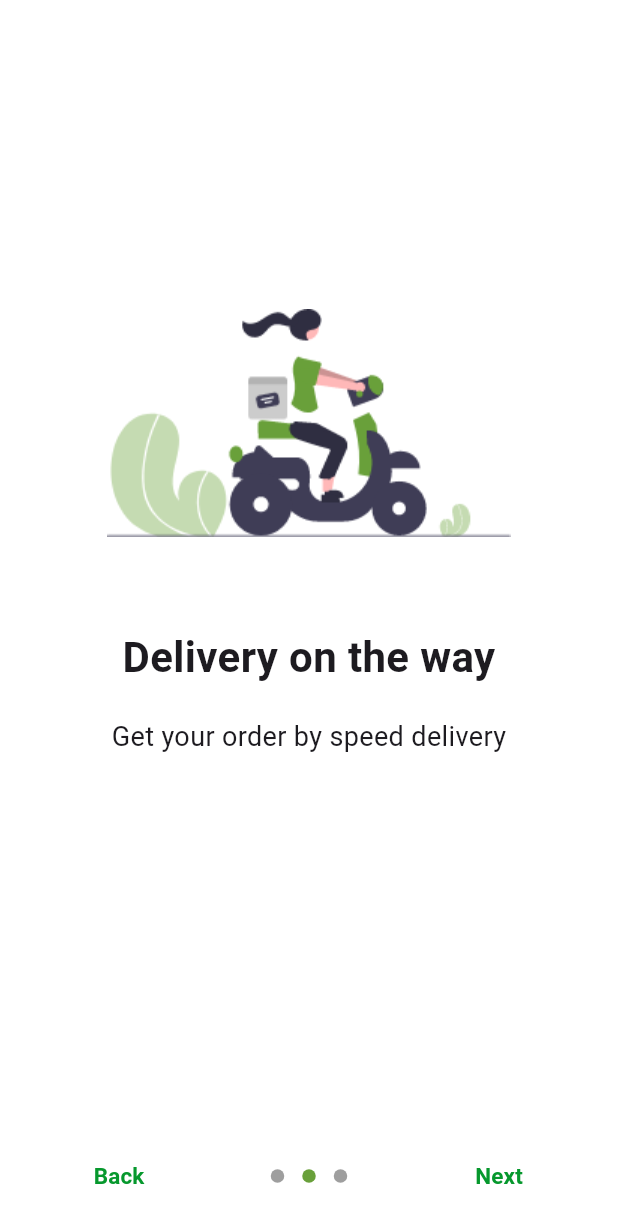
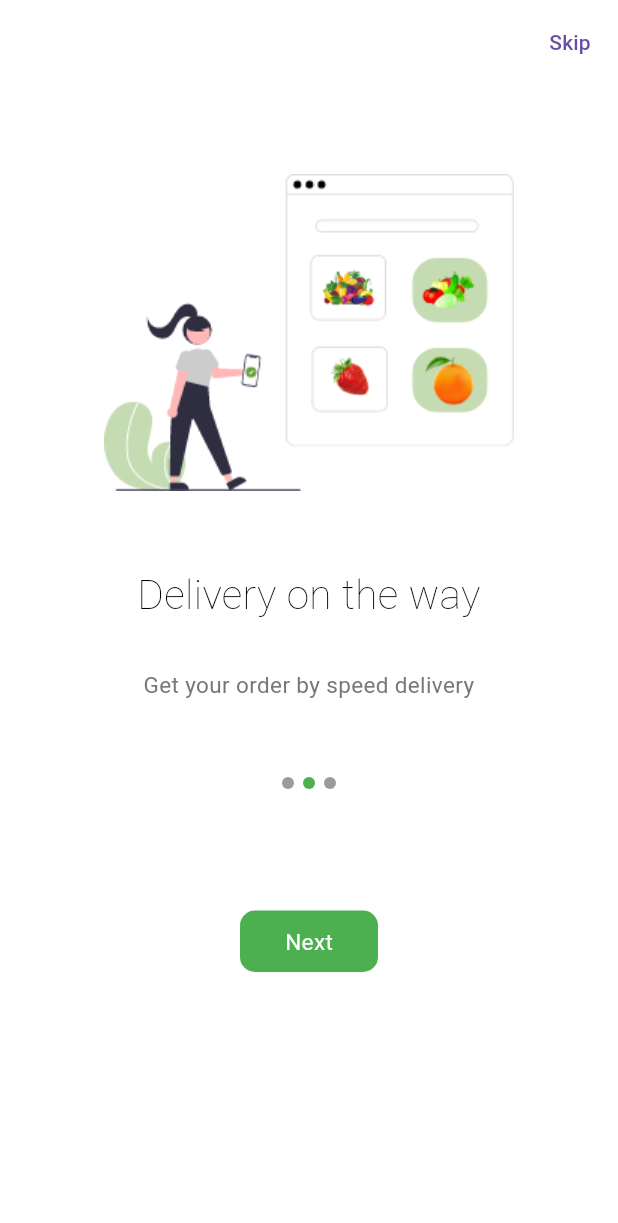
Before and after one commit to xuanlocgs2000/fruit_app_ui, a Flutter app: the screen it shows after launch, after a tap on "Next", on a phone screen of 412 x 824 dp. Shown: the top 1223 px of the screen. Run offline on Flutter 3.47's test engine with Material 3 defaults, Android fonts, the phone set to English and light mode, and no system bars; drawn by our look-alikes of introduction_screen; missing offline and left inert: dart:html; Roboto replaces fonts that are missing (Poppins).

Commit message:
onboard screen

```diff
--- a/lib/main.dart
+++ b/lib/main.dart
@@ -1,7 +1,10 @@
 import 'package:flutter/material.dart';
-import 'package:fruit_app_ui/screens/splash_screen.dart';
+import 'package:flutter/services.dart';
+import 'package:fruit_app_ui/screens/onboarding_screen.dart';
 
 void main() {
+  SystemChrome.setSystemUIOverlayStyle(
+      const SystemUiOverlayStyle(statusBarColor: Colors.transparent));
   runApp(const MyApp());
 }
 
@@ -14,7 +17,7 @@ class MyApp extends StatelessWidget {
       debugShowCheckedModeBanner: false,
       title: 'Flutter Demo',
       theme: ThemeData(primaryColor: const Color(0xFF69A03A)),
-      home: const SplashScreen(),
+      home: const Onboard(),
     );
   }
 }
--- a/lib/screens/home_screen.dart
+++ b/lib/screens/home_screen.dart
@@ -10,6 +10,10 @@ class HomeScreen extends StatefulWidget {
 class _HomeScreenState extends State<HomeScreen> {
   @override
   Widget build(BuildContext context) {
-    return const Material();
+    return const Material(
+      child: Center(
+        child: Text('Home Screen'),
+      ),
+    );
   }
 }
--- a/lib/screens/onboarding_screen.dart
+++ b/lib/screens/onboarding_screen.dart
@@ -1,76 +1,154 @@
+import 'dart:html';
+
 import 'package:flutter/material.dart';
-import 'package:introduction_screen/introduction_screen.dart';
+import 'package:fruit_app_ui/screens/home_screen.dart';
+import 'package:fruit_app_ui/screens/pageview_model.dart';
 
-class OnboardingScreen extends StatelessWidget {
-  // const OnboardingScreen({super.key});
-  final introKey = GlobalKey<IntroductionScreenState>();
+class Onboard extends StatefulWidget {
+  const Onboard({super.key});
+
+  @override
+  State<Onboard> createState() => _OnboardState();
+}
+
+class _OnboardState extends State<Onboard> {
+  int currentIndex = 0;
+
+  late PageController _pageController;
+
+  @override
+  void initState() {
+    _pageController = PageController(initialPage: 0);
+    super.initState();
+  }
+
+  @override
+  void dispose() {
+    _pageController.dispose();
+    super.dispose();
+  }
 
   @override
   Widget build(BuildContext context) {
-    const pageDecoration = PageDecoration(
-      titleTextStyle: TextStyle(
-        fontSize: 28,
-        fontWeight: FontWeight.w700,
+    return Scaffold(
+      backgroundColor: Colors.white,
+      appBar: AppBar(
+        backgroundColor: Colors.white,
+        // leading: const EdgeInsets.only(top: 50.0),
+        elevation: 0,
+        actions: [
+          TextButton(
+            onPressed: () {},
+            child: Text("Skip"),
+          )
+        ],
       ),
-      bodyTextStyle: TextStyle(fontSize: 18, fontWeight: FontWeight.w400),
-      pageColor: Colors.white,
-      titlePadding: EdgeInsets.all(20.0),
-      bodyPadding: EdgeInsets.zero,
-    );
-
-    return IntroductionScreen(
-      key: introKey,
-      globalBackgroundColor: Colors.white,
-      pages: [
-        PageViewModel(
-          title: 'E Shopping',
-          body: 'Explore  top organic fruits & grab them',
-          image: Image.asset('assets/images/onboarding/obimg1.png'),
-          decoration: pageDecoration,
-        ),
-        PageViewModel(
-          title: 'Delivery on the way',
-          body: 'Get your order by speed delivery',
-          image: Image.asset('assets/images/onboarding/obimg2.png'),
-          decoration: pageDecoration,
-        ),
-        PageViewModel(
-          title: 'Delivery Arrived',
-          body: 'Order is arrived at your Place',
-          image: Image.asset('assets/images/onboarding/obimg3.png'),
-          decoration: pageDecoration,
-        ),
-      ],
-      showSkipButton: false,
-      showDoneButton: false,
-      showBackButton: true,
-      back: const Text("Back",
-          style: TextStyle(
-            fontSize: 15,
-            fontWeight: FontWeight.w700,
-            color: Color.fromARGB(255, 6, 152, 45),
-          )),
-      skip: const Text("Skip",
-          style: TextStyle(
-            fontSize: 15,
-            fontWeight: FontWeight.w700,
-            color: Color.fromARGB(255, 6, 152, 45),
-          )),
-      next: const Text("Next",
-          style: TextStyle(
-            fontSize: 15,
-            fontWeight: FontWeight.w700,
-            color: Color.fromARGB(255, 6, 152, 45),
-          )),
-      done: const Text("Get Started",
-          style: TextStyle(
-            fontSize: 15,
-            fontWeight: FontWeight.w700,
-            color: Color.fromARGB(255, 6, 152, 45),
-          )),
-      onDone: () {},
-      onSkip: () {},
-      dotsDecorator: const DotsDecorator(),
+      body: Padding(
+          padding: const EdgeInsets.symmetric(horizontal: 10.0),
+          child: PageView.builder(
+              itemCount: screens.length,
+              controller: _pageController,
+              physics: NeverScrollableScrollPhysics(),
+              onPageChanged: (int index) {
+                setState(() {
+                  currentIndex = index;
+                });
+              },
+              itemBuilder: (context, index) {
+                return Column(
+                  // mainAxisAlignment: MainAxisAlignment.spaceAround,
+                  crossAxisAlignment: CrossAxisAlignment.center,
+                  children: [
+                    Container(
+                      margin: const EdgeInsets.only(top: 60.0), //
+                      child: Image.asset(screens[index].image),
+                    ),
+                    Container(
+                      margin: const EdgeInsets.only(top: 50.0, bottom: 30.0),
+                      child: Text(
+                        screens[index].title,
+                        textAlign: TextAlign.center,
+                        style: const TextStyle(
+                          fontSize: 27.0,
+                          fontWeight: FontWeight.w100,
+                          color: Colors.black,
+                        ),
+                      ),
+                    ),
+                    Text(
+                      screens[index].body,
+                      textAlign: TextAlign.center,
+                      style: const TextStyle(
+                        fontSize: 15.0,
+                        fontFamily: 'Poppins',
+                        color: const Color(0xff78787c),
+                      ),
+                    ),
+                    Container(
+                      margin: EdgeInsets.only(top: 50.0, bottom: 80.0),
+                      height: 10.0,
+                      child: ListView.builder(
+                          itemCount: screens.length,
+                          shrinkWrap: true,
+                          scrollDirection: Axis.horizontal,
+                          itemBuilder: (_, index) {
+                            return Row(
+                              mainAxisAlignment: MainAxisAlignment.center,
+                              children: [
+                                Container(
+                                  margin: EdgeInsets.symmetric(horizontal: 3.0),
+                                  width: 8.0,
+                                  height: 8,
+                                  decoration: BoxDecoration(
+                                    color: currentIndex == index
+                                        ? Colors.green
+                                        : Color.fromARGB(255, 157, 155, 154),
+                                    borderRadius: BorderRadius.circular(10.0),
+                                  ),
+                                )
+                              ],
+                            );
+                          }),
+                    ),
+                    InkWell(
+                      onTap: () {
+                        if (index == screens.length - 1) {
+                          Navigator.pushReplacement(
+                              context,
+                              MaterialPageRoute(
+                                  builder: (context) => HomeScreen()));
+                        }
+                        _pageController.nextPage(
+                          duration: Duration(microseconds: 300),
+                          curve: Curves.bounceIn,
+                        );
+                      },
+                      child: Container(
+                          padding: const EdgeInsets.symmetric(
+                              horizontal: 30.0, vertical: 10.0),
+                          decoration: BoxDecoration(
+                            color: currentIndex == index
+                                ? Colors.green
+                                : Colors.black,
+                            borderRadius: BorderRadius.circular(10.0),
+                          ),
+                          child: Row(
+                            mainAxisSize: MainAxisSize.min,
+                            children: [
+                              Text(
+                                currentIndex == screens.length - 1
+                                    ? "Get started"
+                                    : "Next",
+                                textAlign: TextAlign.center,
+                                style: const TextStyle(
+                                    color: Colors.white, fontSize: 15.0),
+                              )
+                            ],
+                          )),
+                    ),
+                  ],
+                );
+              })),
     );
   }
 }
--- /dev/null
+++ b/lib/screens/onboarding_screen_package.dart
@@ -0,0 +1,102 @@
+import 'dart:math';
+
+import 'package:flutter/material.dart';
+import 'package:introduction_screen/introduction_screen.dart';
+
+class OnboardingScreen extends StatelessWidget {
+  @override
+  Widget build(BuildContext context) {
+    const pageDecoration = PageDecoration(
+      titleTextStyle: TextStyle(
+        fontSize: 28,
+        fontWeight: FontWeight.w500,
+      ),
+      bodyTextStyle: TextStyle(fontSize: 18, fontWeight: FontWeight.w100),
+      pageColor: Colors.white,
+      titlePadding: EdgeInsets.all(20.0),
+      bodyPadding: EdgeInsets.zero,
+    );
+
+    return Scaffold(
+      // appBar: AppBar{
+      //   backgroundColor: Colors.white,
+      //   elevation: 0,
+      //   actions:[TextButton(onPressed: (){},child: Text("Skip"), ],
+      // },
+      body: Column(
+        children: [
+          Expanded(
+            child: IntroductionScreen(
+              globalBackgroundColor: Colors.white,
+              pages: [
+                PageViewModel(
+                  title: 'E Shopping',
+                  body: 'Explore top organic fruits & grab them',
+                  image: Image.asset('assets/images/onboarding/obimg1.png'),
+                  decoration: pageDecoration,
+                ),
+                PageViewModel(
+                  title: 'Delivery on the way',
+                  body: 'Get your order by speed delivery',
+                  image: Image.asset('assets/images/onboarding/obimg2.png'),
+                  decoration: pageDecoration,
+                ),
+                PageViewModel(
+                  title: 'Delivery Arrived',
+                  body: 'Order is arrived at your Place',
+                  image: Image.asset('assets/images/onboarding/obimg3.png'),
+                  decoration: pageDecoration,
+                ),
+              ],
+              showSkipButton: false,
+              showDoneButton: false,
+              showBackButton: true,
+              // back: const Text("Back",
+              //     style: TextStyle(
+              //       fontSize: 15,
+              //       fontWeight: FontWeight.w700,
+              //       color: Color.fromARGB(255, 6, 152, 45),
+              //     )),
+              skip: Container(
+                alignment: Alignment.topRight,
+                padding: EdgeInsets.all(16.0),
+                child: const Text(
+                  "Skip",
+                  style: TextStyle(
+                    fontSize: 15,
+                    fontWeight: FontWeight.w700,
+                    color: Color.fromARGB(255, 6, 152, 45),
+                  ),
+                ),
+              ),
+              next: Container(
+                width: 200,
+                height: 50,
+                alignment: Alignment.center,
+                decoration: BoxDecoration(
+                  color: Color.fromARGB(255, 6, 152, 45),
+                  borderRadius: BorderRadius.circular(10),
+                ),
+                child: const Text("Next",
+                    style: TextStyle(
+                      fontSize: 15,
+                      fontWeight: FontWeight.w700,
+                      color: Colors.white,
+                    )),
+              ),
+              done: const Text("Get Started",
+                  style: TextStyle(
+                    fontSize: 15,
+                    fontWeight: FontWeight.w700,
+                    color: Color.fromARGB(255, 6, 152, 45),
+                  )),
+              onDone: () {},
+              onSkip: () {},
+              dotsDecorator: const DotsDecorator(),
+            ),
+          ),
+        ],
+      ),
+    );
+  }
+}
--- /dev/null
+++ b/lib/screens/pageview_model.dart
@@ -0,0 +1,41 @@
+// ignore_for_file: public_member_api_docs, sort_constructors_first
+import 'package:flutter/material.dart';
+
+class PageViewModel {
+  String image;
+  String title;
+  String body;
+  Color bg;
+  Color button;
+  PageViewModel({
+    required this.image,
+    required this.title,
+    required this.body,
+    required this.bg,
+    required this.button,
+  });
+}
+
+List<PageViewModel> screens = <PageViewModel>[
+  PageViewModel(
+    image: 'assets/images/onboarding/obimg1.png',
+    title: 'E Shopping',
+    body: 'Explore top organic fruits & grab them',
+    bg: Colors.red,
+    button: Colors.white,
+  ),
+  PageViewModel(
+    image: 'assets/images/onboarding/obimg1.png',
+    title: 'Delivery on the way',
+    body: 'Get your order by speed delivery',
+    bg: Colors.green,
+    button: Colors.white,
+  ),
+  PageViewModel(
+    image: 'assets/images/onboarding/obimg1.png',
+    title: 'Delivery Arrived',
+    body: 'Order is arrived at your Place',
+    bg: Colors.blue,
+    button: Colors.white,
+  ),
+];
--- a/lib/screens/splash_screen.dart
+++ b/lib/screens/splash_screen.dart
@@ -19,7 +19,7 @@ class _SplashScreenState extends State<SplashScreen> {
         () => Navigator.push(
             context,
             MaterialPageRoute(
-              builder: (context) =>  OnboardingScreen(),
+              builder: (context) => Onboard(),
             )));
   }
 
@@ -28,13 +28,12 @@ class _SplashScreenState extends State<SplashScreen> {
     return Material(
       child: Stack(
         children: [
-          // Phần nền màu xanh
           Container(
             color: const Color(0xFF69A03A),
             width: double.infinity,
             height: double.infinity,
           ),
-          // Phần chứa ảnh
+
           Positioned(
             bottom: 0,
             left: 0,
@@ -44,7 +43,7 @@ class _SplashScreenState extends State<SplashScreen> {
               fit: BoxFit.contain,
             ),
           ),
-          // Phần chứa text
+          //  text
           Positioned(
             bottom: MediaQuery.of(context).size.height * 0.5,
             left: 0,
```
